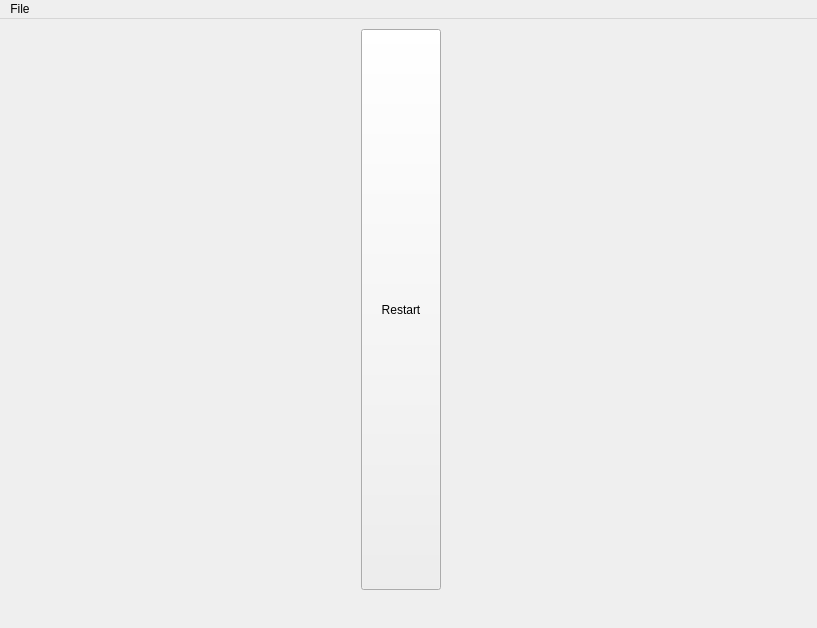
Qt form src/view/game.ui (somedude72/minesweeper) before a commit.
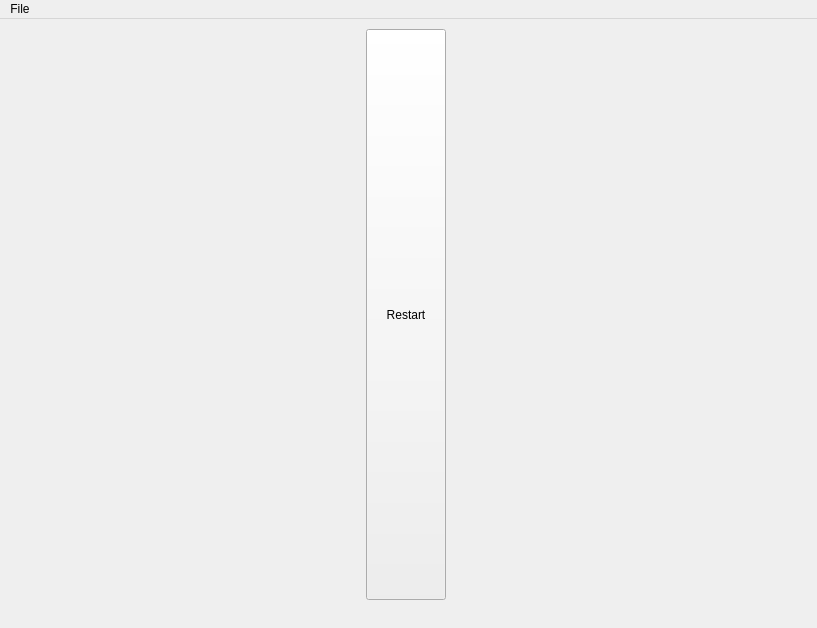
The same form after that commit.

```diff
--- a/src/view/game.ui
+++ b/src/view/game.ui
@@ -34,11 +34,11 @@
      <rect>
       <x>10</x>
       <y>10</y>
-      <width>781</width>
-      <height>561</height>
+      <width>791</width>
+      <height>571</height>
      </rect>
     </property>
-    <layout class="QVBoxLayout" name="vbox" stretch="0,5">
+    <layout class="QVBoxLayout" name="vbox" stretch="0,1">
      <property name="spacing">
       <number>-1</number>
      </property>
@@ -71,6 +71,12 @@
            <verstretch>0</verstretch>
           </sizepolicy>
          </property>
+         <property name="minimumSize">
+          <size>
+           <width>55</width>
+           <height>55</height>
+          </size>
+         </property>
          <property name="text">
           <string>Restart</string>
          </property>
```
